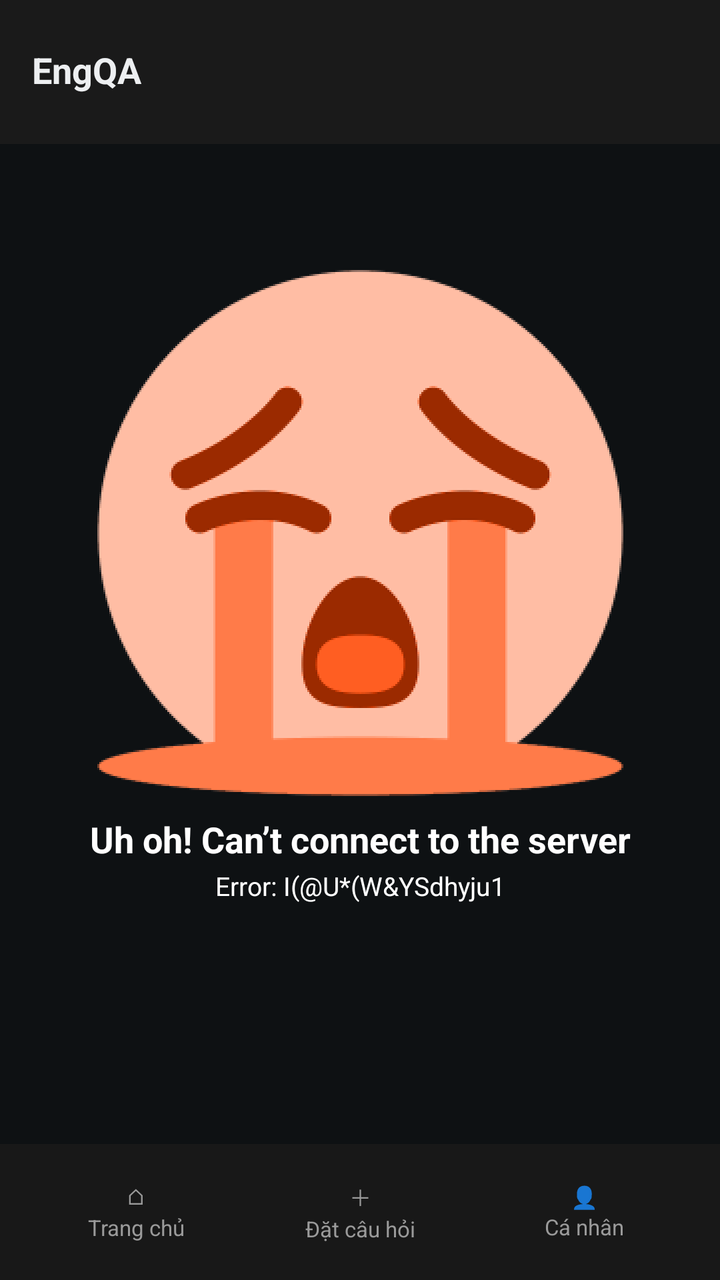
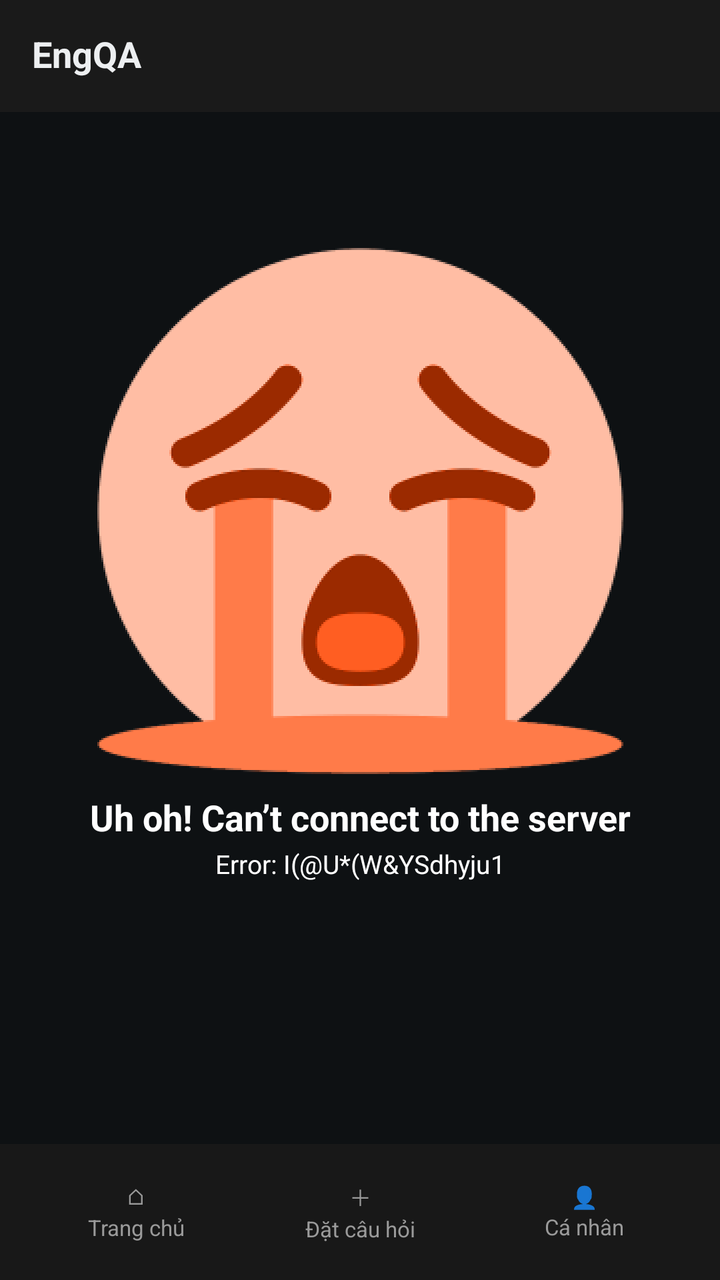

Before-and-after screenshots of an Android layout around one commit, followed by the original layout XML and the change that was made.
<!-- AndroidManifest.xml: application theme Theme.EngQA -->
<!-- res/layout/activity_server_error.xml -->
<?xml version="1.0" encoding="utf-8"?>
<androidx.constraintlayout.widget.ConstraintLayout xmlns:android="http://schemas.android.com/apk/res/android"
    xmlns:app="http://schemas.android.com/apk/res-auto"
    xmlns:tools="http://schemas.android.com/tools"
    android:id="@+id/serverErrorRoot"
    android:layout_width="match_parent"
    android:layout_height="match_parent"
    android:background="@color/error_screen_bg"
    tools:context=".ServerErrorActivity">

    
    <FrameLayout
        android:id="@+id/errorTopBar"
        android:layout_width="0dp"
        android:layout_height="72dp"
        android:background="@color/bg_topbar"
        android:paddingStart="16dp"
        android:paddingTop="14dp"
        android:paddingEnd="16dp"
        android:paddingBottom="14dp"
        app:layout_constraintEnd_toEndOf="parent"
        app:layout_constraintStart_toStartOf="parent"
        app:layout_constraintTop_toTopOf="parent">

        <TextView
            android:layout_width="wrap_content"
            android:layout_height="wrap_content"
            android:layout_gravity="center_vertical|start"
            android:includeFontPadding="false"
            android:text="@string/app_name"
            android:textColor="@color/error_appbar_text"
            android:textSize="18sp"
            android:textStyle="bold" />
    </FrameLayout>

    
    <LinearLayout
        android:id="@+id/errorContent"
        android:layout_width="wrap_content"
        android:layout_height="wrap_content"
        android:gravity="center_horizontal"
        android:orientation="vertical"
        app:layout_constraintBottom_toTopOf="@id/bottomNav"
        app:layout_constraintEnd_toEndOf="parent"
        app:layout_constraintStart_toStartOf="parent"
        app:layout_constraintTop_toBottomOf="@id/errorTopBar"
        app:layout_constraintVertical_bias="0.317">

        <ImageView
            android:id="@+id/ivNoConnection"
            android:layout_width="277dp"
            android:layout_height="277dp"
            android:contentDescription="@string/server_error_illustration"
            android:src="@drawable/img_no_connection" />

        <TextView
            android:id="@+id/tvErrorTitle"
            android:layout_width="wrap_content"
            android:layout_height="wrap_content"
            android:layout_marginTop="5dp"
            android:gravity="center"
            android:includeFontPadding="false"
            android:text="@string/server_error_title"
            android:textColor="@color/text_primary"
            android:textSize="18sp"
            android:textStyle="bold" />

        <TextView
            android:id="@+id/tvErrorCode"
            android:layout_width="wrap_content"
            android:layout_height="wrap_content"
            android:layout_marginTop="5dp"
            android:gravity="center"
            android:includeFontPadding="false"
            android:text="@string/server_error_code"
            android:textColor="@color/text_primary"
            android:textSize="13sp" />
    </LinearLayout>

    <include
        android:id="@+id/bottomNav"
        layout="@layout/view_bottom_nav"
        android:layout_width="0dp"
        android:layout_height="68dp"
        app:layout_constraintBottom_toBottomOf="parent"
        app:layout_constraintEnd_toEndOf="parent"
        app:layout_constraintStart_toStartOf="parent" />

</androidx.constraintlayout.widget.ConstraintLayout>
<!-- res/layout/view_bottom_nav.xml (included above) -->
<?xml version="1.0" encoding="utf-8"?>
<LinearLayout xmlns:android="http://schemas.android.com/apk/res/android"
    android:layout_width="match_parent"
    android:layout_height="68dp"
    android:background="@drawable/bg_bottom_bar"
    android:gravity="center_vertical"
    android:orientation="horizontal"
    android:paddingStart="12dp"
    android:paddingEnd="12dp">

    <TextView
        android:id="@+id/navHome"
        style="@style/HomeNavItem"
        android:text="⌂\nTrang chủ" />

    <TextView
        android:id="@+id/navAsk"
        style="@style/HomeNavItem"
        android:text="＋\nĐặt câu hỏi" />

    <TextView
        android:id="@+id/navProfile"
        style="@style/HomeNavItem"
        android:text="👤\nCá nhân" />
</LinearLayout>
<!-- resources referenced by this layout -->
<resources>
  <color name="bg_topbar">#FF1A1A1A</color>
  <color name="error_appbar_text">#FFEDEFF1</color>
  <color name="error_screen_bg">#FF0E1113</color>
  <color name="text_primary">#FFFFFFFF</color>
  <!-- drawable bg_bottom_bar (drawable) -->
  <?xml version="1.0" encoding="utf-8"?>
  <shape xmlns:android="http://schemas.android.com/apk/res/android" android:shape="rectangle">
      <solid android:color="@color/bg_bottom_bar" />
  </shape>
  <!-- drawable img_no_connection: png bitmap (drawable-xxhdpi, 23422 bytes) -->
  <string name="app_name">EngQA</string>
  <string name="server_error_code">Error: I(@U*(W&amp;YSdhyju1</string>
  <string name="server_error_illustration">Không thể kết nối tới máy chủ</string>
  <string name="server_error_title">Uh oh! Can’t connect to the server</string>
  <style name="HomeNavItem">
          <item name="android:layout_width">0dp</item>
          <item name="android:layout_height">match_parent</item>
          <item name="android:layout_weight">1</item>
          <item name="android:gravity">center</item>
          <item name="android:lineSpacingExtra">2dp</item>
          <item name="android:textColor">@color/text_secondary</item>
          <item name="android:textSize">11sp</item>
      </style>
  <style name="Theme.EngQA" parent="Base.Theme.EngQA" />
  <color name="bg_bottom_bar">#FF181818</color>
  <color name="text_secondary">#FF9A9A9A</color>
  <style name="Base.Theme.EngQA" parent="Theme.Material3.Dark.NoActionBar">
          <item name="android:windowBackground">@color/bg_screen</item>
          <item name="android:statusBarColor">@color/bg_topbar</item>
          <item name="android:navigationBarColor">@color/bg_bottom_bar</item>
          <item name="colorPrimary">@color/accent_orange</item>
      </style>
  <color name="bg_screen">#FF141414</color>
  <color name="accent_orange">#FFFF4500</color>
</resources>

<!-- the commit's change to res/layout/activity_server_error.xml (unified diff, before → after) -->
@@ -12,12 +12,12 @@
     <FrameLayout
         android:id="@+id/errorTopBar"
         android:layout_width="0dp"
-        android:layout_height="72dp"
+        android:layout_height="@dimen/topbar_height"
         android:background="@color/bg_topbar"
         android:paddingStart="16dp"
-        android:paddingTop="14dp"
+        android:paddingTop="8dp"
         android:paddingEnd="16dp"
-        android:paddingBottom="14dp"
+        android:paddingBottom="8dp"
         app:layout_constraintEnd_toEndOf="parent"
         app:layout_constraintStart_toStartOf="parent"
         app:layout_constraintTop_toTopOf="parent">
@@ -81,7 +81,7 @@
         android:id="@+id/bottomNav"
         layout="@layout/view_bottom_nav"
         android:layout_width="0dp"
-        android:layout_height="68dp"
+        android:layout_height="@dimen/bottom_nav_height"
         app:layout_constraintBottom_toBottomOf="parent"
         app:layout_constraintEnd_toEndOf="parent"
         app:layout_constraintStart_toStartOf="parent" />
<!-- resource entries referenced after the edit -->
@@ -4,6 +4,8 @@
   <color name="error_appbar_text">#FFEDEFF1</color>
   <color name="error_screen_bg">#FF0E1113</color>
   <color name="text_primary">#FFFFFFFF</color>
+  <dimen name="bottom_nav_height">68dp</dimen>
+  <dimen name="topbar_height">56dp</dimen>
   <!-- drawable bg_bottom_bar (drawable) -->
   <?xml version="1.0" encoding="utf-8"?>
   <shape xmlns:android="http://schemas.android.com/apk/res/android" android:shape="rectangle">
